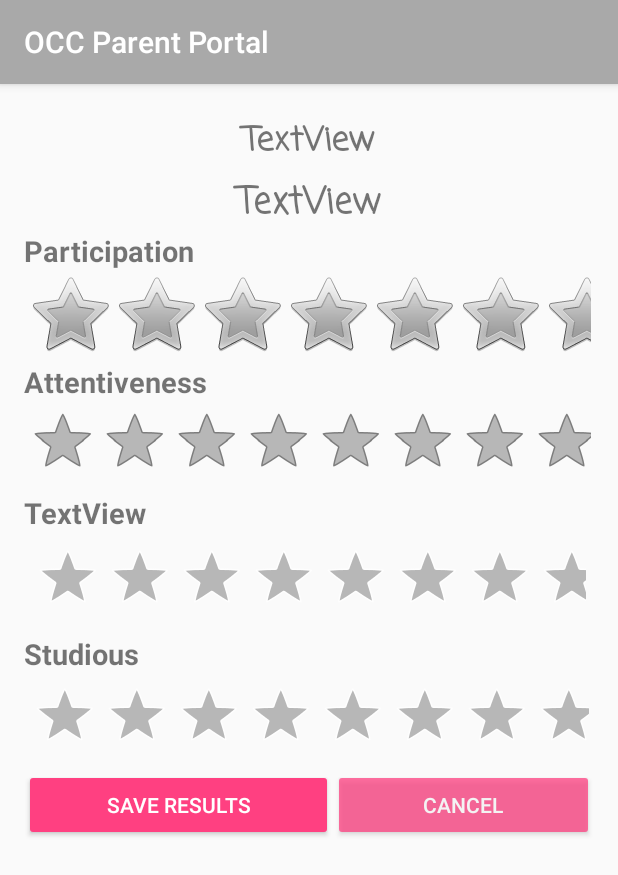
After one commit to gbyersOCC/OCCParentPortal, an Android app: the AddPerformanceRatings screen opened directly, with no data from a screen before it, on a phone screen of 412 x 824 dp. The commit adds this screen. Shown: the top 875 px of the screen. Run offline under Robolectric (Android 15) with nearby library versions, the phone set to English and light mode, and no system bars; 1 statement that could not run was skipped.

Commit message:
Finished Performance results layout

```diff
--- /dev/null
+++ b/app/src/main/java/edu/orangecoastcollege/cs273/gabyers/occparentportal/AddPerformanceRatings.java
@@ -0,0 +1,57 @@
+package edu.orangecoastcollege.cs273.gabyers.occparentportal;
+
+import android.support.v7.app.AppCompatActivity;
+import android.os.Bundle;
+import android.view.View;
+import android.widget.Button;
+import android.widget.RatingBar;
+import android.widget.TextView;
+import android.widget.Toast;
+
+public class AddPerformanceRatings extends AppCompatActivity {
+
+    private TextView mNameTextView;
+    private RatingBar mPartRating;
+    private RatingBar mAttentRating;
+    private RatingBar mCareRating;
+    private RatingBar mStudioRating;
+    private Button mCancelButton;
+    private Button mSaveResultsButton;
+
+    @Override
+    protected void onCreate(Bundle savedInstanceState) {
+        super.onCreate(savedInstanceState);
+        setContentView(R.layout.activity_add_performance_ratings);
+
+        mPartRating = (RatingBar) findViewById(R.id.participation_ratingBar);
+        mAttentRating = (RatingBar) findViewById(R.id.attentiveness_ratingBar);
+        mCareRating = (RatingBar) findViewById(R.id.caring_ratingBar);
+        mStudioRating = (RatingBar) findViewById(R.id.studious_ratingBar);
+        mNameTextView = (TextView) findViewById(R.id.name_text_view);
+        mCancelButton = (Button) findViewById(R.id.cancel_button);
+        mSaveResultsButton = (Button) findViewById(R.id.save_results_button);
+
+        /**
+         * TODO change Parent obj into Child obj.
+         */
+
+        //receive the child which right now is parent and needs changed
+        Parent receivedChild = (Parent) getIntent().getExtras().getParcelable("ChildOBJ");
+
+        //set the name at beginning of layout
+        if(receivedChild instanceof Parent)
+            mNameTextView.setText(receivedChild.getNameFirst() + " " + receivedChild.getNameLast());
+
+        if(mPartRating.getRating()== 0.0f||mAttentRating.getRating()==0.0f
+                ||mCareRating.getRating()==0.0f || mStudioRating.getRating()==0.0f)
+            //make toast notifying of incomplete result added
+            Toast.makeText(this, "Update all result sets",Toast.LENGTH_LONG );
+
+    }
+    public void cancelOnClick(View view){
+        //start Teacher Main activity
+    }
+    public void saveResultsOnClick(View view){
+
+    }
+}
--- a/app/src/main/java/edu/orangecoastcollege/cs273/gabyers/occparentportal/DBHelper.java
+++ b/app/src/main/java/edu/orangecoastcollege/cs273/gabyers/occparentportal/DBHelper.java
@@ -199,9 +199,9 @@ public class DBHelper extends SQLiteOpenHelper {
                 String first = cursor.getString(2);
                 String last = cursor.getString(3);
                 String email = cursor.getString(4);
-                int phoneNumber = cursor.getInt(5);
+                String phoneNumber = cursor.getString(5);
                 Uri imagePath = Uri.parse(cursor.getString(6));
-                long lastLogin = cursor.getLong(7);
+                String lastLogin = cursor.getString(7);
 
                 Parent parent = new Parent(id, username, first, last, email, phoneNumber, imagePath, lastLogin);
 
--- a/app/src/main/java/edu/orangecoastcollege/cs273/gabyers/occparentportal/TeacherMainActivity.java
+++ b/app/src/main/java/edu/orangecoastcollege/cs273/gabyers/occparentportal/TeacherMainActivity.java
@@ -62,6 +62,7 @@ public class TeacherMainActivity extends AppCompatActivity {
         teacherc.setNameLast("Johnson");
         teacherd.setNameFirst("Charlie");
         teacherd.setNameLast("Swanson-Johnson");
+
         Uri tempUri = getUriToResource(this, R.drawable.doomflh);
         teacher.setImagePath(tempUri);
         teacherb.setImagePath(tempUri);
--- /dev/null
+++ b/app/src/main/res/layout/activity_add_performance_ratings.xml
@@ -0,0 +1,142 @@
+<?xml version="1.0" encoding="utf-8"?>
+<LinearLayout
+    xmlns:android="http://schemas.android.com/apk/res/android"
+    xmlns:tools="http://schemas.android.com/tools"
+    android:id="@+id/activity_add_performance_ratings"
+    android:orientation="vertical"
+    android:layout_width="match_parent"
+    android:layout_height="match_parent"
+    android:paddingBottom="@dimen/activity_vertical_margin"
+    android:paddingLeft="@dimen/activity_horizontal_margin"
+    android:paddingRight="@dimen/activity_horizontal_margin"
+    android:paddingTop="@dimen/activity_vertical_margin"
+    tools:context="edu.orangecoastcollege.cs273.gabyers.occparentportal.AddPerformanceRatings">
+
+    <TextView
+        android:text="TextView"
+        android:layout_width="match_parent"
+        android:layout_height="wrap_content"
+        android:id="@+id/textView9"
+        tools:text="Set Performance Results for:"
+        android:fontFamily="casual"
+        android:textSize="22sp"
+        android:textAlignment="center"
+        android:textStyle="normal|bold"
+        android:paddingTop="5dp"
+        android:paddingBottom="5dp"/>
+
+    <TextView
+        android:text="TextView"
+        android:layout_width="match_parent"
+        android:layout_height="wrap_content"
+        android:id="@+id/student_name_textView"
+        android:textSize="24sp"
+        android:fontFamily="casual"
+        android:textStyle="normal|bold"
+        android:textAlignment="center"
+        android:elevation="10dp"/>
+
+    <TextView
+        android:text="Participation"
+        android:layout_width="match_parent"
+        android:layout_height="wrap_content"
+        android:id="@+id/textView10"
+        android:elevation="2dp"
+        android:textSize="19sp"
+        android:textAlignment="textStart"
+        android:layout_gravity="start"
+        android:textStyle="normal|bold"/>
+
+    <RatingBar
+        android:layout_width="match_parent"
+        android:layout_height="wrap_content"
+        android:id="@+id/participation_ratingBar"
+        android:padding="2dp"
+        android:numStars="6"
+        android:stepSize=".5"
+        android:isIndicator="false"
+        style="@android:style/Widget.RatingBar"/>
+
+    <TextView
+        android:text="Attentiveness"
+        android:layout_width="match_parent"
+        android:layout_height="wrap_content"
+        android:id="@+id/textView11"
+        android:textSize="19sp"
+        android:textAlignment="textStart"
+        android:layout_gravity="start"
+        android:textStyle="normal|bold"/>
+
+    <RatingBar
+        android:layout_width="match_parent"
+        android:layout_height="wrap_content"
+        android:id="@+id/attentiveness_ratingBar"
+        android:numStars="6"
+        android:stepSize=".5"
+        style="@android:style/Widget.Holo.Light.RatingBar"
+        android:padding="2dp"/>
+
+    <TextView
+        android:text="TextView"
+        android:layout_width="match_parent"
+        android:layout_height="wrap_content"
+        android:id="@+id/textView13"
+        tools:text="Caring"
+        android:textSize="19sp"
+        android:textAlignment="textStart"
+        android:layout_gravity="start"
+        android:textStyle="normal|bold"/>
+
+    <RatingBar
+        android:layout_width="match_parent"
+        android:layout_height="wrap_content"
+        android:id="@+id/caring_ratingBar"
+        android:padding="5dp"
+        style="@android:style/Widget.Holo.RatingBar"
+        android:numStars="6"
+        android:stepSize=".5"/>
+
+    <TextView
+        android:text="Studious"
+        android:layout_width="match_parent"
+        android:layout_height="wrap_content"
+        android:id="@+id/textView12"
+        android:textSize="19sp"
+        android:textStyle="normal|bold"/>
+
+    <RatingBar
+        android:layout_width="match_parent"
+        android:layout_height="wrap_content"
+        android:id="@+id/studious_ratingBar"
+        android:padding="3dp"
+        style="@android:style/Widget.Holo.RatingBar"
+        android:numStars="6"
+        android:stepSize=".5"/>
+
+    <LinearLayout
+        android:orientation="horizontal"
+        android:layout_width="match_parent"
+        android:layout_height="match_parent">
+
+        <Button
+            android:text="Save Results"
+            android:layout_width="wrap_content"
+            android:layout_height="wrap_content"
+            android:id="@+id/save_results_button"
+            android:layout_weight="1"
+            android:elevation="10dp"
+            style="@style/Widget.AppCompat.Button.Colored"
+            android:onClick="saveResultsOnClick"/>
+
+        <Button
+            android:text="Cancel"
+            android:layout_width="wrap_content"
+            android:layout_height="wrap_content"
+            android:id="@+id/cancel_button"
+            android:layout_weight="1"
+            style="@style/Widget.AppCompat.Button.Colored"
+            android:alpha="0.75"
+            android:onClick="cancelOnClick"/>
+    </LinearLayout>
+
+</LinearLayout>
```
Also changed, not shown: app/src/main/AndroidManifest.xml (+10 -8 lines), app/src/main/java/edu/orangecoastcollege/cs273/gabyers/occparentportal/Child.java (+43 -3 lines), app/src/main/java/edu/orangecoastcollege/cs273/gabyers/occparentportal/ChooseStudentActivity.java (+34 -4 lines), app/src/main/java/edu/orangecoastcollege/cs273/gabyers/occparentportal/Parent.java (+13 -13 lines), app/src/main/java/edu/orangecoastcollege/cs273/gabyers/occparentportal/StudentListAdapter.java (+12 -5 lines), app/src/main/res/layout/student_list_item_layout.xml (+17 -6 lines).
